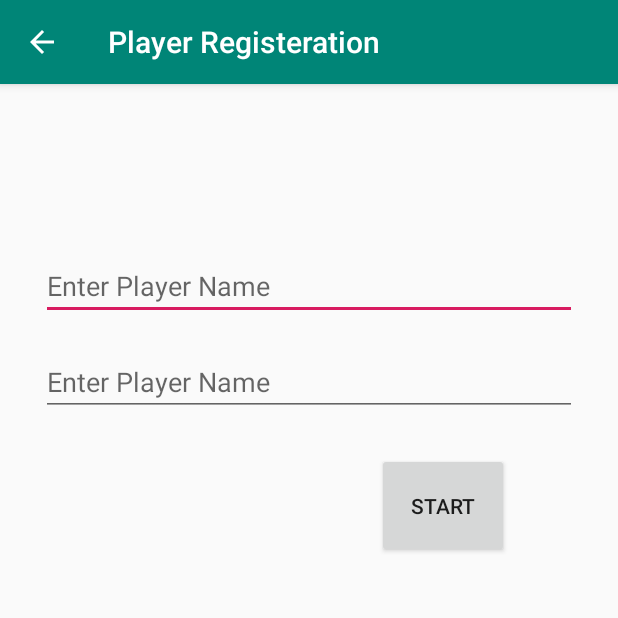
After one commit to UjuE/whot-android, an Android app: the PlayerRegistrationActivity screen opened directly, with no data from a screen before it, on a phone screen of 412 x 824 dp, the top half of it. The commit adds this screen. Run offline under Robolectric (Android 15) with nearby library versions, the phone set to English and light mode, and no system bars; our stand-ins replace data binding.

Commit message:
[ch46] - Pausing

```diff
--- /dev/null
+++ b/app/src/main/java/pink/digitally/games/whot/model/PlayerRegistrationViewModel.kt
@@ -0,0 +1,40 @@
+package pink.digitally.games.whot.model
+
+import androidx.databinding.BaseObservable
+import androidx.databinding.BindingAdapter
+import pink.digitally.games.whot.R
+import java.util.Arrays.asList
+
+
+class PlayerRegistrationViewModel : BaseObservable() {
+
+    @get:BindingAdapter("playerOne")
+    var playerOne: String? = null
+        set(value) {
+            field = value
+            notifyPropertyChanged(R.id.player1)
+        }
+
+
+    @get:BindingAdapter("playerTwo")
+    var playerTwo: String? = null
+        set(value) {
+            field = value
+            notifyPropertyChanged(R.id.player2)
+        }
+
+    fun clicked() {
+        if (allNotEmpty(playerOne, playerTwo)){
+            //Maybe stop the transition
+        } else {
+            //Transition to another Activity
+        }
+    }
+
+    private fun allNotEmpty(vararg manyStrings: String?): Boolean {
+        println("Did I get here")
+        return asList(*manyStrings)
+            .all { !it.isNullOrBlank() }
+    }
+
+}
--- /dev/null
+++ b/app/src/main/java/pink/digitally/games/whot/view/PlayerRegistrationActivity.kt
@@ -0,0 +1,26 @@
+package pink.digitally.games.whot.view
+
+import android.os.Bundle
+import android.util.Log
+import androidx.appcompat.app.AppCompatActivity
+import androidx.databinding.DataBindingUtil
+import pink.digitally.games.whot.R
+import pink.digitally.games.whot.databinding.ActivityPlayerRegistrationBinding
+import pink.digitally.games.whot.model.PlayerRegistrationViewModel
+
+
+class PlayerRegistrationActivity : AppCompatActivity() {
+
+    override fun onCreate(savedInstanceState: Bundle?) {
+        super.onCreate(savedInstanceState)
+        Log.i("SO NO", "Why oh WHY!!!")
+        val binding: ActivityPlayerRegistrationBinding = DataBindingUtil.setContentView(
+            this, R.layout.activity_player_registration
+        )
+
+        binding.playerRegistration = PlayerRegistrationViewModel()
+
+        Log.i("tag", "OKKKK ")
+
+    }
+}
--- /dev/null
+++ b/app/src/main/res/layout/activity_player_registration.xml
@@ -0,0 +1,59 @@
+<?xml version="1.0" encoding="utf-8"?>
+<layout xmlns:app="http://schemas.android.com/apk/res-auto"
+    xmlns:tools="http://schemas.android.com/tools"
+    xmlns:android="http://schemas.android.com/apk/res/android">
+
+    <data>
+        <variable
+            name="playerRegistration"
+            type="pink.digitally.games.whot.model.PlayerRegistrationViewModel" />
+    </data>
+
+    <RelativeLayout
+        android:id="@+id/container"
+        android:layout_width="match_parent"
+        android:layout_height="match_parent"
+        android:paddingLeft="@dimen/activity_horizontal_margin"
+        android:paddingTop="@dimen/activity_vertical_margin"
+        android:paddingRight="@dimen/activity_horizontal_margin"
+        android:paddingBottom="@dimen/activity_vertical_margin"
+        android:orientation="vertical"
+        tools:context=".MainActivity">
+
+        <EditText
+            android:id="@+id/player1"
+            android:layout_width="match_parent"
+            android:layout_height="wrap_content"
+            android:layout_marginStart="24dp"
+            android:layout_marginTop="96dp"
+            android:layout_marginEnd="24dp"
+
+            android:hint="@string/enter_player_name"
+            android:inputType="textShortMessage"
+            android:selectAllOnFocus="true"
+            android:text="@={playerRegistration.playerOne}"/>
+
+        <EditText
+            android:id="@+id/player2"
+            android:layout_width="match_parent"
+            android:layout_height="wrap_content"
+            android:layout_marginStart="24dp"
+            android:layout_marginTop="160dp"
+            android:layout_marginEnd="24dp"
+
+            android:hint="@string/enter_player_name"
+            android:inputType="textShortMessage"
+            android:selectAllOnFocus="true"
+            android:text="@={playerRegistration.playerTwo}" />
+
+        <Button
+            android:id="@+id/start"
+            android:layout_width="wrap_content"
+            android:layout_height="70dp"
+            android:layout_marginStart="248dp"
+            android:layout_marginTop="230dp"
+            android:enabled="true"
+            android:text="@string/start"
+            android:onClick="@{() -> playerRegistration.clicked()}"/>
+    </RelativeLayout>
+</layout>
--- a/app/src/main/res/layout/content_main.xml
+++ b/app/src/main/res/layout/content_main.xml
@@ -1,5 +1,5 @@
 <?xml version="1.0" encoding="utf-8"?>
-<android.support.constraint.ConstraintLayout
+<androidx.constraintlayout.ConstraintLayout
         xmlns:android="http://schemas.android.com/apk/res/android"
         xmlns:tools="http://schemas.android.com/tools"
         xmlns:app="http://schemas.android.com/apk/res-auto"
@@ -18,4 +18,4 @@
             app:layout_constraintRight_toRightOf="parent"
             app:layout_constraintTop_toTopOf="parent"/>
 
-</android.support.constraint.ConstraintLayout>
+</androidx.constraintlayout.ConstraintLayout>
--- a/app/src/main/res/values/colors.xml
+++ b/app/src/main/res/values/colors.xml
@@ -3,4 +3,5 @@
     <color name="colorPrimary">#008577</color>
     <color name="colorPrimaryDark">#00574B</color>
     <color name="colorAccent">#D81B60</color>
+    <color name="white">#FFF</color>
 </resources>
--- a/app/src/main/res/values/dimens.xml
+++ b/app/src/main/res/values/dimens.xml
@@ -1,3 +1,6 @@
 <resources>
     <dimen name="fab_margin">16dp</dimen>
+    <!-- Default screen margins, per the Android Design guidelines. -->
+    <dimen name="activity_vertical_margin">16dp</dimen>
+    <dimen name="activity_horizontal_margin">3dp</dimen>
 </resources>
--- a/app/src/main/res/values/strings.xml
+++ b/app/src/main/res/values/strings.xml
@@ -1,4 +1,8 @@
-<resources>
+<resources xmlns:xliff="urn:oasis:names:tc:xliff:document:1.2">
     <string name="app_name">Whot</string>
     <string name="action_settings">Settings</string>
+    <string name="start">Start</string>
+    <string name="player_name">Player Name</string>
+    <string name="enter_player_name">Enter Player Name</string>
+    <string name="title_activity_player_registeration">Player Registeration</string>
 </resources>
--- a/gradle.properties
+++ b/gradle.properties
@@ -15,3 +15,5 @@ org.gradle.jvmargs=-Xmx4608m
 # Kotlin code style for this project: "official" or "obsolete":
 kotlin.code.style=official
 #android.enableD8.desugaring=false
+android.useAndroidX=true
+android.enableJetifier=true
```
Also changed, not shown: app/build.gradle (+16 -7 lines), app/src/main/AndroidManifest.xml (+14 -3 lines), app/src/main/java/pink/digitally/games/whot/MainActivity.kt (+11 -29 lines), app/src/main/java/pink/digitally/games/whot/model/AndroidGameStateObserver.kt (added, +31 -0 lines), app/src/main/java/pink/digitally/games/whot/model/WhotPlayer.kt (added, +31 -0 lines), app/src/main/res/layout/activity_main.xml (+34 -16 lines), 2 other files.
